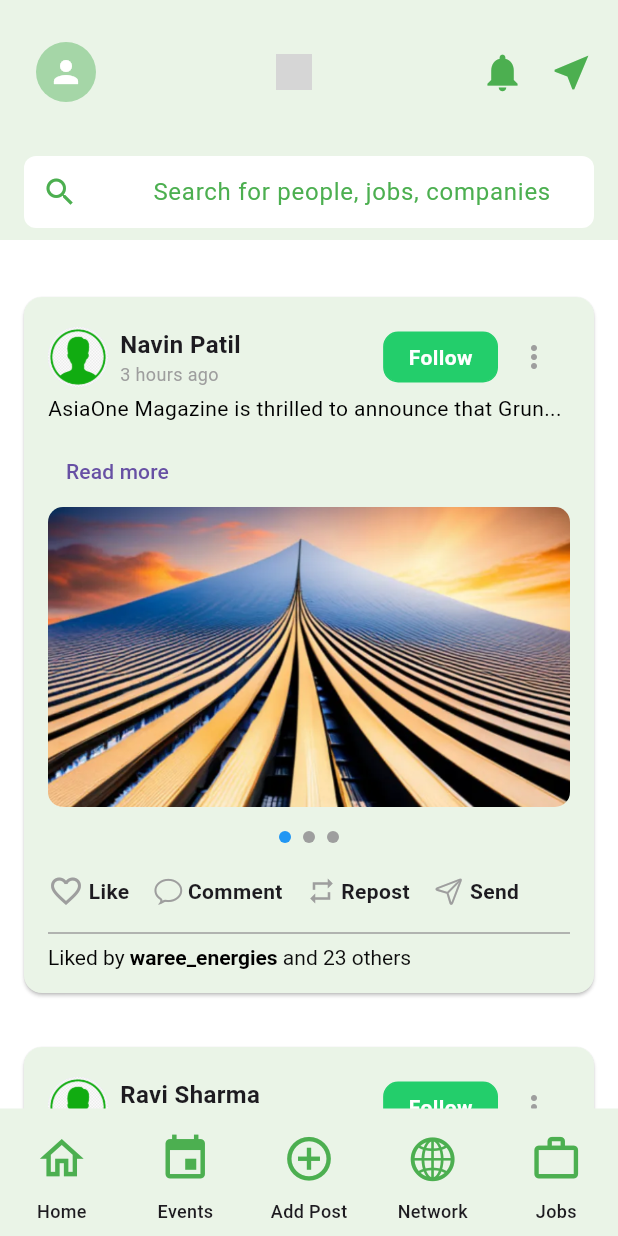
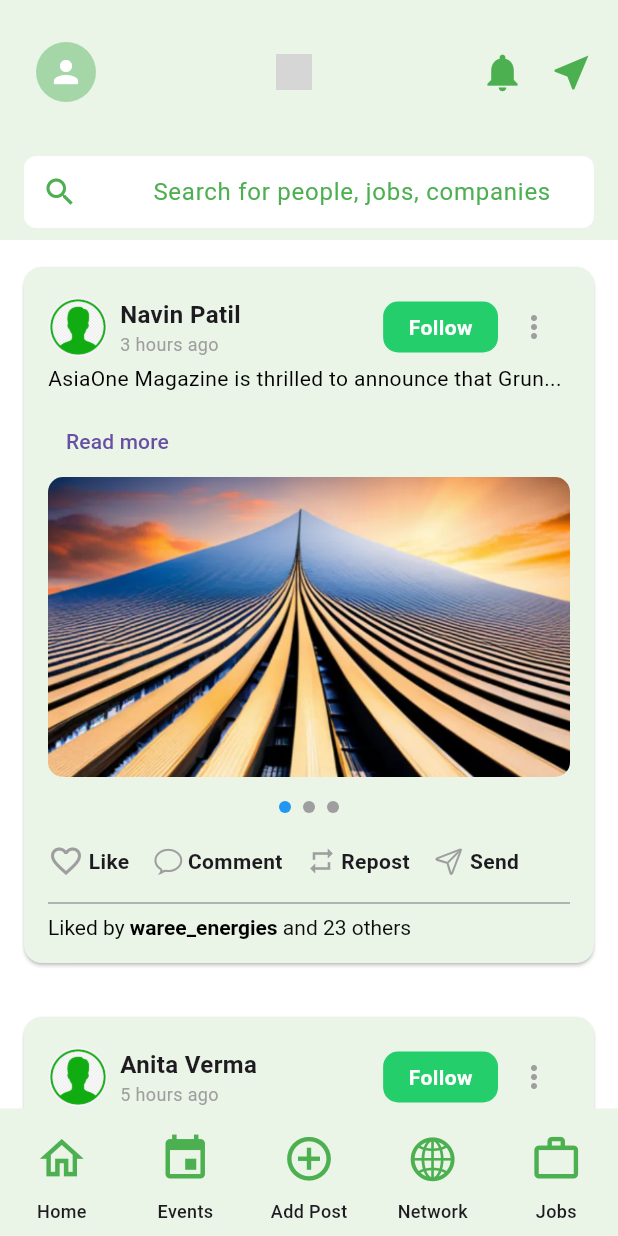
Before and after one commit to dhara35/renew, a Flutter app: the screen it shows after launch, on a phone screen of 412 x 824 dp. Run offline on Flutter 3.47's test engine with Material 3 defaults, Android fonts, the phone set to English and light mode, and no system bars; drawn by our look-alikes of carousel_slider; our stand-ins replace font_awesome_flutter; grey boxes are pictures that could not be loaded.

Commit message:
made te change to make the post id dynamic

```diff
--- a/renew/lib/main.dart
+++ b/renew/lib/main.dart
@@ -28,7 +28,7 @@ class MyApp extends StatelessWidget {
   // Function to define routes
   Map<String, WidgetBuilder> _buildAppRoutes() {
     return {
-      '/': (context) => const Home(),
+      '/': (context) => const HomePage(),
       '/meets': (context) => const MeetingPage(),
       '/jobs': (context) => const JobsPage(),
       '/network': (context) => const NetworkPage(),
--- a/renew/lib/screens/home.dart
+++ b/renew/lib/screens/home.dart
@@ -1,23 +1,61 @@
 import 'package:flutter/material.dart';
 import 'package:flutter/rendering.dart';
+import 'package:renew/screens/profilepage.dart';
+
 import 'package:renew/widgets/footer_widget.dart';
 import 'package:renew/widgets/header_widget.dart';
-import 'package:renew/widgets/post1.dart';
-import 'package:renew/widgets/post2.dart';
-import 'package:renew/widgets/post3.dart';
+import 'package:renew/widgets/post.dart';
+import 'package:renew/widgets/postcard_widget.dart';
 import 'package:renew/widgets/sidebar.dart';
 
-class Home extends StatefulWidget {
-  const Home({super.key});
+class HomePage extends StatefulWidget {
+  const HomePage({super.key});
 
   @override
   // ignore: library_private_types_in_public_api
   _HomeState createState() => _HomeState();
 }
 
-class _HomeState extends State<Home> {
+class _HomeState extends State<HomePage> {
   late ScrollController _scrollController;
   bool _isHeaderVisible = true;
+
+  final List<Post> posts = [
+    Post(
+      postId: '1',
+      profileImage: 'assets/profile.png',
+      profileName: 'Navin Patil',
+      postTime: '3 hours ago',
+      caption:
+          "AsiaOne Magazine is thrilled to announce that Gruner Renewable Energy will be felicitated with the Indias Fastest Growing Sustainable Brands 2023-24 award! Established in February 2023, Gruner Renewable Energy has swiftly emerged as a premier provider of sustainable energy solutions, dedicated to reducing carbon footprints and realizing sustainability objectives. Leveraging advanced technology from Germany, their expertise lies in offering end-to-end solutions that encompass the entire plant setup process. Additionally, Gruner Renewable excels in the installation of top-tier Biogas plants, known for their affordability and user-friendliness, Headquartered in Noida. Gruner Renewable Energy is paving the way for a greener and more sustainable future where renewable energy sources play a pivotal role in mitigating environmental impact. This award is a testament to the hard work and dedication of the Gruner Renewable Energy team. Join us in congratulating Gruner Renewable Energy on this incredible achievement",
+      images: ['assets/post1.png', 'assets/post2.jpeg', 'assets/post3.jpeg'],
+      likedBy: 'waree_energies',
+      likeCount: '23',
+      otherLikes: 'others',
+    ),
+    Post(
+      postId: '2',
+      profileImage: 'assets/profile.png',
+      profileName: 'Anita Verma',
+      postTime: '5 hours ago',
+      caption: 'Exciting news from Gruner Renewable Energy...',
+      images: ['assets/post2.jpeg', 'assets/post3.jpeg'],
+      likedBy: 'green_earth',
+      likeCount: '45',
+      otherLikes: 'others',
+    ),
+    Post(
+      postId: '3',
+      profileImage: 'assets/profile.png',
+      profileName: 'Rajesh Kumar',
+      postTime: '1 day ago',
+      caption: 'Gruner Renewable Energy is making strides...',
+      images: ['assets/post3.jpeg', 'assets/post1.png'],
+      likedBy: 'eco_world',
+      likeCount: '67',
+      otherLikes: 'others',
+    ),
+  ];
 
   @override
   void initState() {
@@ -44,12 +82,11 @@ class _HomeState extends State<Home> {
     }
   }
 
-  void _onPostSwipe(String postId) {
+  void _onPostSwipe(Post post) {
     Navigator.push(
       context,
       MaterialPageRoute(
-        builder: (context) => ProfilePage(
-            postId: postId), // Navigate to the profile page with postId
+        builder: (context) => ProfilePage(post: post),
       ),
     );
   }
@@ -75,100 +112,38 @@ class _HomeState extends State<Home> {
                 ? const HeaderWidget()
                 : const SizedBox.shrink(),
           ),
-
-          // Main scrollable content
           Expanded(
-            child: SingleChildScrollView(
+            child: ListView.builder(
               controller: _scrollController,
-              child: Column(
-                children: [
-                  const SizedBox(height: 30),
-                  GestureDetector(
-                    onHorizontalDragEnd: (details) {
-                      if (details.primaryVelocity! < 0) {
-                        _onPostSwipe("post1"); // Pass post1 ID
-                      }
-                    },
-                    child: const Post1(),
+              itemCount: posts.length,
+              itemBuilder: (context, index) {
+                final post = posts[index];
+                return GestureDetector(
+                  onHorizontalDragEnd: (details) {
+                    if (details.primaryVelocity! < 0) {
+                      _onPostSwipe(post); // Pass post data
+                    }
+                  },
+                  child: Padding(
+                    padding: const EdgeInsets.symmetric(vertical: 10),
+                    child: PostCardWidget(
+                      profileImage: post.profileImage,
+                      profileName: post.profileName,
+                      postTime: post.postTime,
+                      caption: post.caption,
+                      images: post.images,
+                      likedBy: post.likedBy,
+                      likeCount: post.likeCount,
+                      otherLikes: post.otherLikes,
+                    ),
                   ),
-                  const SizedBox(height: 20),
-                  GestureDetector(
-                    onHorizontalDragEnd: (details) {
-                      if (details.primaryVelocity! < 0) {
-                        _onPostSwipe("post2"); // Pass post2 ID
-                      }
-                    },
-                    child: const Post2(),
-                  ),
-                  const SizedBox(height: 20),
-                  GestureDetector(
-                    onHorizontalDragEnd: (details) {
-                      if (details.primaryVelocity! < 0) {
-                        _onPostSwipe("post3"); // Pass post3 ID
-                      }
-                    },
-                    child: const Post3(),
-                  ),
-                ],
-              ),
+                );
+              },
             ),
           ),
-
-          // Footer section
           const FooterWidget(),
         ],
       ),
     );
   }
 }
-
-class ProfilePage extends StatelessWidget {
-  final String postId;
-
-  const ProfilePage({super.key, required this.postId});
-
-  @override
-  Widget build(BuildContext context) {
-    // Display different content based on postId
-    return Scaffold(
-      appBar: AppBar(title: Text('Profile of $postId')),
-      body: Center(
-        child: _getProfileDetails(postId),
-      ),
-    );
-  }
-
-  Widget _getProfileDetails(String postId) {
-    switch (postId) {
-      case 'post1':
-        return const Column(
-          mainAxisAlignment: MainAxisAlignment.center,
-          children: [
-            Icon(Icons.person, size: 100, color: Colors.blue),
-            Text('Profile Details for Post 1', style: TextStyle(fontSize: 24)),
-            // Add additional details for Post 1
-          ],
-        );
-      case 'post2':
-        return const Column(
-          mainAxisAlignment: MainAxisAlignment.center,
-          children: [
-            Icon(Icons.person, size: 100, color: Colors.green),
-            Text('Profile Details for Post 2', style: TextStyle(fontSize: 24)),
-            // Add additional details for Post 2
-          ],
-        );
-      case 'post3':
-        return const Column(
-          mainAxisAlignment: MainAxisAlignment.center,
-          children: [
-            Icon(Icons.person, size: 100, color: Colors.red),
-            Text('Profile Details for Post 3', style: TextStyle(fontSize: 24)),
-            // Add additional details for Post 3
-          ],
-        );
-      default:
-        return const Center(child: Text('No Profile Available'));
-    }
-  }
-}
--- a/renew/lib/widgets/footer_widget.dart
+++ b/renew/lib/widgets/footer_widget.dart
@@ -17,7 +17,8 @@ class FooterWidget extends StatelessWidget {
       child: const Row(
         mainAxisAlignment: MainAxisAlignment.spaceAround,
         children: [
-          FooterIcon(icon: Icons.home_outlined, label: "Home", route: Home()),
+          FooterIcon(
+              icon: Icons.home_outlined, label: "Home", route: HomePage()),
           FooterIcon(icon: Icons.event, label: "Events", route: MeetingPage()),
           FooterIcon(
               icon: Icons.add_circle_outline,
--- /dev/null
+++ b/renew/lib/widgets/post.dart
@@ -0,0 +1,23 @@
+class Post {
+  final String postId;
+  final String profileImage;
+  final String profileName;
+  final String postTime;
+  final String caption;
+  final List<String> images;
+  final String likedBy;
+  final String likeCount;
+  final String otherLikes;
+
+  Post({
+    required this.postId,
+    required this.profileImage,
+    required this.profileName,
+    required this.postTime,
+    required this.caption,
+    required this.images,
+    required this.likedBy,
+    required this.likeCount,
+    required this.otherLikes,
+  });
+}
--- a/renew/lib/widgets/post1.dart
+++ /dev/null
@@ -1,21 +0,0 @@
-import 'package:flutter/material.dart';
-import 'postcard_widget.dart';
-
-class Post1 extends StatelessWidget {
-  const Post1({super.key});
-
-  @override
-  Widget build(BuildContext context) {
-    return const PostCardWidget(
-      profileImage: 'assets/profile.png',
-      profileName: 'Navin Patil',
-      postTime: '3 hours ago',
-      caption:
-          'AsiaOne Magazine is thrilled to announce that Gruner Renewable Energy will be felicitated with the Indias Fastest Growing Sustainable Brands 2023-24 award! Established in February 2023, Gruner Renewable Energy has swiftly emerged as a premier provider of sustainable energy solutions, dedicated to reducing carbon footprints and realizing sustainability objectives. Leveraging advanced technology from Germany, their expertise lies in offering end-to-end solutions that encompass the entire plant setup process. Additionally, Gruner Renewable excels in the installation of top-tier Biogas plants, known for their affordability and user-friendliness, Headquartered in Noida. Gruner Renewable Energy is paving the way for a greener and more sustainable future where renewable energy sources play a pivotal role in mitigating environmental impact. This award is a testament to the hard work and dedication of the Gruner Renewable Energy team. Join us in congratulating Gruner Renewable Energy on this incredible achievement',
-      images: ['assets/post1.png', 'assets/post2.jpeg', 'assets/post3.jpeg'],
-      likedBy: 'waree_energies',
-      likeCount: '23',
-      otherLikes: 'others',
-    );
-  }
-}
--- a/renew/lib/widgets/post2.dart
+++ /dev/null
@@ -1,20 +0,0 @@
-import 'package:flutter/material.dart';
-import 'package:renew/widgets/postcard_widget.dart';
-
-class Post2 extends StatelessWidget {
-  const Post2({super.key});
-
-  @override
-  Widget build(BuildContext context) {
-    return const PostCardWidget(
-      profileName: 'Ravi Sharma',
-      profileImage: 'assets/profile.png',
-      postTime: '5 hours ago',
-      caption: 'Exploring the wonders of the universe!',
-      images: ['assets/post2.jpeg', 'assets/post3.jpeg'],
-      likedBy: 'renewe',
-      likeCount: '23',
-      otherLikes: 'others',
-    );
-  }
-}
```
Also changed, not shown: renew/lib/screens/profilepage.dart (added, +42 -0 lines), renew/lib/widgets/post3.dart (deleted, +0 -20 lines).
